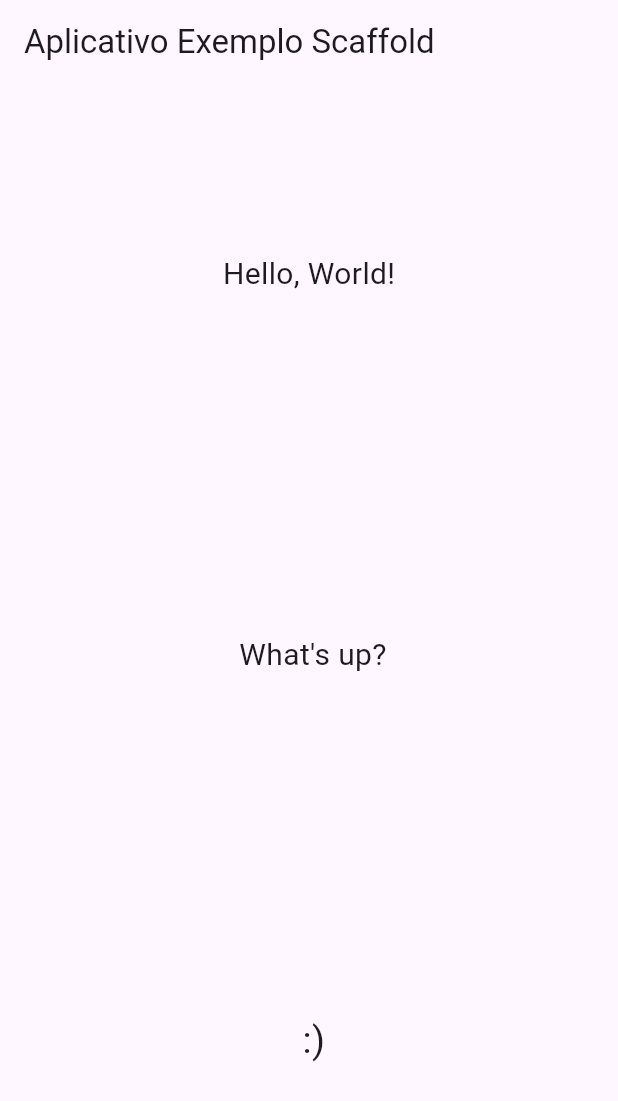
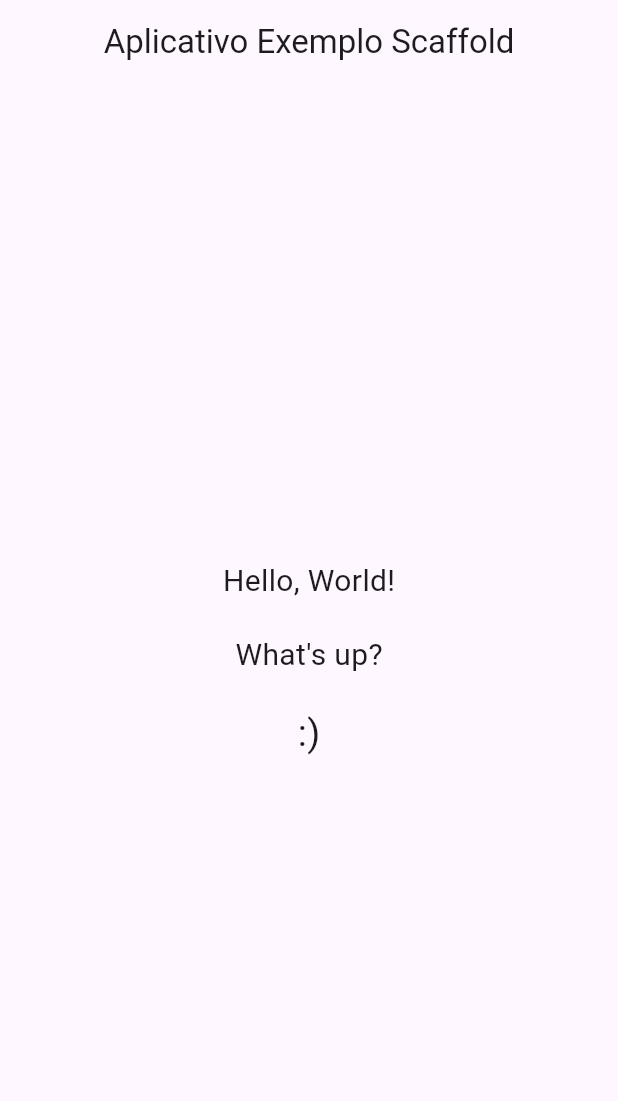
Before and after one commit to juanalenca/Flutter-Projects, a Flutter app: the screen it shows after launch, on a phone screen of 412 x 824 dp. Shown: the top 1101 px of the screen. Run offline on Flutter 3.47's test engine with Material 3 defaults, Android fonts, the phone set to English and light mode, and no system bars.

Commit message:
Update main.dart

```diff
--- a/devel/scarffold/lib/main.dart
+++ b/devel/scarffold/lib/main.dart
@@ -4,67 +4,91 @@ void main() {
   runApp(const MyApp());
 }
 
-class MyApp extends StatefulWidget {
+// MyApp é o ponto de entrada da aplicação.
+class MyApp extends StatelessWidget {
   const MyApp({super.key});
 
   @override
-  State<MyApp> createState() => _MyAppState();
+  Widget build(BuildContext context) {
+    return MaterialApp(
+      // Definindo o título do aplicativo.
+      title: 'Aplicativo Exemplo',
+
+      // Definindo o tema do aplicativo.
+      theme: ThemeData(
+        primarySwatch: Colors.blue, // Cor primária azul para o tema.
+        textTheme: const TextTheme(
+          // Definindo o estilo de texto padrão.
+          bodyText2: TextStyle(fontSize: 20),
+        ),
+      ),
+
+      // O widget que será exibido como a home (tela principal) do app.
+      home: const ScaffoldExample(),
+    );
+  }
 }
 
-class _MyAppState extends State<MyApp> {
+// ScaffoldExample define a estrutura principal da interface do aplicativo.
+class ScaffoldExample extends StatelessWidget {
+  const ScaffoldExample({super.key});
 
   @override
   Widget build(BuildContext context) {
+    return Scaffold(
+      // Definindo a AppBar (barra de título) da interface.
+      appBar: AppBar(
+        title: const Text("Aplicativo Exemplo Scaffold"),
+        centerTitle: true, // Centraliza o título no AppBar.
+      ),
 
-    return MaterialApp(
+      // O corpo do Scaffold está envolvido em Padding para espaçamento.
+      body: Padding(
+        padding: const EdgeInsets.all(16.0), // Espaçamento ao redor dos elementos.
 
-      //Scaffold é um widget que fornece uma estrutura básica de layout para aplicativos,
-      //ele organiza os componentes visuais principais da interface de um aplicativo
-      home: Scaffold(
+        // Coluna para organizar os textos verticalmente.
+        child: Column(
+          mainAxisAlignment: MainAxisAlignment.center, // Centraliza os elementos verticalmente.
+          crossAxisAlignment: CrossAxisAlignment.stretch, // Estica os elementos horizontalmente.
 
-        appBar: AppBar(
-          title: const Text("Aplicativo Exemplo Scaffold"),
+          // Definindo os filhos da coluna.
+          children: const [
+            // CustomText é um widget personalizado para exibir texto.
+            CustomText(
+              text: "Hello, World!",
+            ),
+            SizedBox(height: 20), // Espaço entre os elementos.
+            CustomText(
+              text: "What's up?",
+            ),
+            SizedBox(height: 20), // Espaço entre os elementos.
+            CustomText(
+              text: ":)",
+              fontSize: 25, // Tamanho de fonte maior para o último texto.
+            ),
+          ],
         ),
+      ),
+    );
+  }
+}
 
-        //alinhado no formato de coluna
-        body: const Column(
+// CustomText é um widget que facilita a exibição de textos com um estilo personalizado.
+class CustomText extends StatelessWidget {
+  final String text; // O texto a ser exibido.
+  final double fontSize; // Tamanho da fonte, com valor padrão.
 
-          //Alinhamento do eixo principal, sobrepoem os alinhamentos posteriores
-          mainAxisAlignment: MainAxisAlignment.spaceAround,
+  // Construtor do widget, com 'text' como obrigatório e 'fontSize' opcional.
+  const CustomText({super.key, required this.text, this.fontSize = 20});
 
-          //filhos do Row
-          children: [
-
-            Center(
-              //filho do Center
-              child: Text(
-                "Hello, World!",
-                style: TextStyle(fontSize: 20),
-              ),
-            ),
-
-            Center(
-              child: Text(
-                " What's up?",
-                style: TextStyle(fontSize: 20),
-              ),
-            ),
-
-            Center(
-              child: Text(
-                " :)",
-                style: TextStyle(fontSize: 25),
-              ),
-            ),
-
-          ],
-
-        ),
-
-      )
-
+  @override
+  Widget build(BuildContext context) {
+    return Center(
+      // Exibe o texto com o estilo de fonte configurado.
+      child: Text(
+        text,
+        style: TextStyle(fontSize: fontSize),
+      ),
     );
-
   }
-
 }
```
